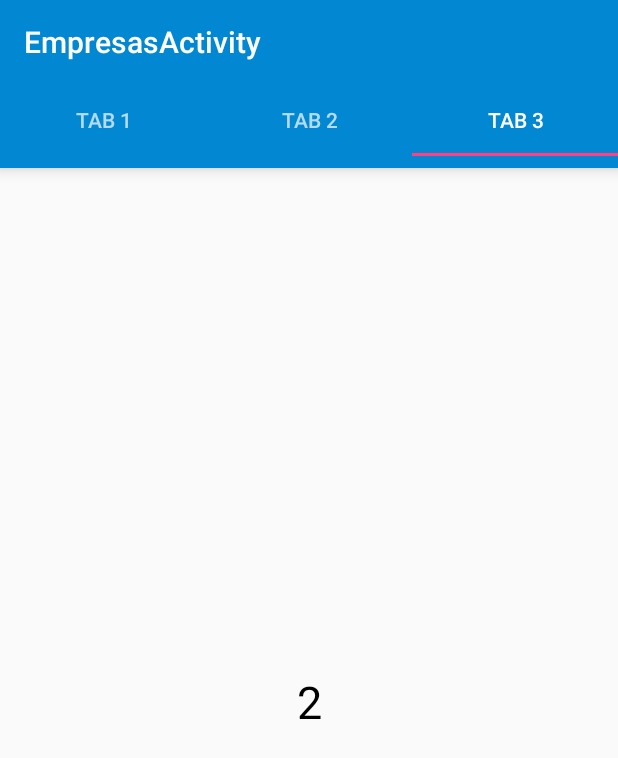
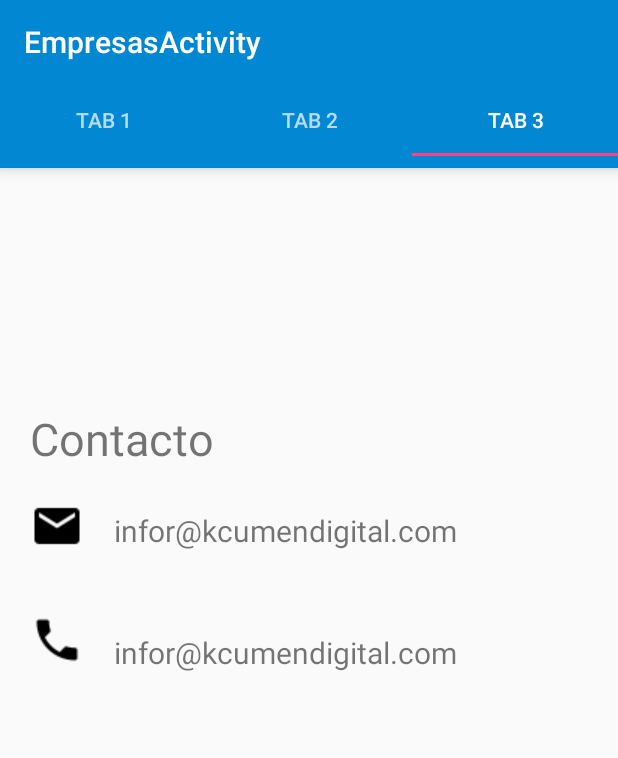
Before and after one commit to manuelframirez/red_empresarial, an Android app: the DescriptionFragment screen opened directly, with no data from a screen before it, tab 3 chosen, on a phone screen of 412 x 824 dp. Shown: the top 758 px of the screen. Run offline under Robolectric (Android 15) with nearby library versions, the phone set to English and light mode, and no system bars; our stand-ins replace Picasso; libraries missing offline, so code that uses them is left out: com.orm; pictures from the network do not load; 53 statements that could not run were skipped.

Commit message:
changes contactfragment

```diff
--- a/app/src/main/java/com/kcumendigital/redempresarial/adapters/PagerAdapter.java
+++ b/app/src/main/java/com/kcumendigital/redempresarial/adapters/PagerAdapter.java
@@ -1,9 +1,11 @@
 package com.kcumendigital.redempresarial.adapters;
+
 
 import android.support.v4.app.Fragment;
 import android.support.v4.app.FragmentManager;
 import android.support.v4.app.FragmentStatePagerAdapter;
 
+import com.kcumendigital.redempresarial.fragments.ContactoFragment;
 import com.kcumendigital.redempresarial.fragments.DescriptionFragment;
 import com.kcumendigital.redempresarial.fragments.NumberPageFragment;
 import com.kcumendigital.redempresarial.fragments.PortafolioFragment;
@@ -42,7 +44,7 @@ public class PagerAdapter extends FragmentStatePagerAdapter {
 
 
             case 2:
-                NumberPageFragment tab3 = new NumberPageFragment();
+                ContactoFragment tab3 = new ContactoFragment();
                 tab3.init(position);
                 return tab3;
 
--- /dev/null
+++ b/app/src/main/res/layout/fragment_contacto.xml
@@ -0,0 +1,68 @@
+<LinearLayout xmlns:android="http://schemas.android.com/apk/res/android"
+    xmlns:tools="http://schemas.android.com/tools"
+    android:layout_width="match_parent"
+    android:layout_height="match_parent"
+    android:orientation="vertical"
+    tools:context="com.kcumendigital.redempresarial.fragments.ContactoFragment">
+
+    <ImageView
+        android:layout_width="match_parent"
+        android:layout_height="150dp" />
+
+    <RelativeLayout
+        android:layout_width="match_parent"
+        android:layout_height="match_parent">
+
+        <TextView
+            android:id="@+id/contacto"
+            android:layout_width="wrap_content"
+            android:layout_height="wrap_content"
+            android:layout_marginLeft="20dp"
+            android:layout_marginTop="10dp"
+            android:text="Contacto"
+            android:textSize="30sp" />
+
+        <ImageView
+            android:id="@+id/correo_img"
+            android:layout_width="wrap_content"
+            android:layout_height="wrap_content"
+            android:src="@drawable/icon_mails"
+            android:layout_below="@id/contacto"
+            android:layout_margin="20dp"
+            />
+
+        <TextView
+            android:id="@+id/correo"
+            android:layout_width="wrap_content"
+            android:layout_height="wrap_content"
+            android:layout_marginTop="27dp"
+            android:text="infor@kcumendigital.com"
+            android:textSize="20sp"
+            android:layout_below="@id/contacto"
+            android:layout_toRightOf="@id/correo_img"
+            />
+
+        <ImageView
+            android:id="@+id/phone_img"
+            android:layout_width="wrap_content"
+            android:layout_height="wrap_content"
+            android:src="@drawable/phone"
+            android:layout_below="@id/correo_img"
+            android:layout_margin="20dp"
+            />
+
+        <TextView
+            android:id="@+id/telefono"
+            android:layout_width="wrap_content"
+            android:layout_height="wrap_content"
+            android:text="infor@kcumendigital.com"
+            android:textSize="20sp"
+            android:layout_toRightOf="@id/phone_img"
+            android:layout_below="@id/correo"
+            android:layout_marginTop="54dp"
+            />
+
+    </RelativeLayout>
+
+
+</LinearLayout>
--- a/app/src/main/res/layout/fragment_description.xml
+++ b/app/src/main/res/layout/fragment_description.xml
@@ -31,6 +31,7 @@
                     android:textColor="#000000"
                     android:textSize="@dimen/size_text_description"
                     android:text="descripcion"
+                    android:paddingTop="10dp"
                     />
             </ScrollView>
 
--- a/app/src/main/res/layout/fragment_portafolio.xml
+++ b/app/src/main/res/layout/fragment_portafolio.xml
@@ -36,9 +36,10 @@
                   android:layout_height="wrap_content"
                   android:text="Vistanos en:"
                   android:textColor="#000000"
-                  android:textSize="30sp"
+                  android:textSize="23sp"
                   android:gravity="center"
                   android:layout_marginBottom="8dp"
+                  android:paddingTop="15dp"
                   />
               <TextView
                   android:id="@+id/url"
@@ -46,7 +47,7 @@
                   android:layout_width="match_parent"
                   android:layout_height="wrap_content"
                   android:textColor="#0000ff"
-                  android:textSize="26sp"
+                  android:textSize="17sp"
                   android:text="URL"
                   android:gravity="center"
                   android:layout_marginTop="10dp"
--- a/app/src/main/res/values/dimens.xml
+++ b/app/src/main/res/values/dimens.xml
@@ -4,5 +4,5 @@
     <dimen name="activity_vertical_margin">16dp</dimen>
     <dimen name="image_height">200dp</dimen>
     <dimen name="size_text_description">20sp</dimen>
-    <dimen name="margin_left">70dp</dimen>
+    <dimen name="margin_left">40dp</dimen>
 </resources>
```
Also changed, not shown: app/src/main/AndroidManifest.xml (+8 -3 lines), app/src/main/java/com/kcumendigital/redempresarial/fragments/ContactoFragment.java (added, +38 -0 lines), app/src/main/res/drawable/icon_mails.png (added), app/src/main/res/drawable/phone.png (added), 1 other file.
